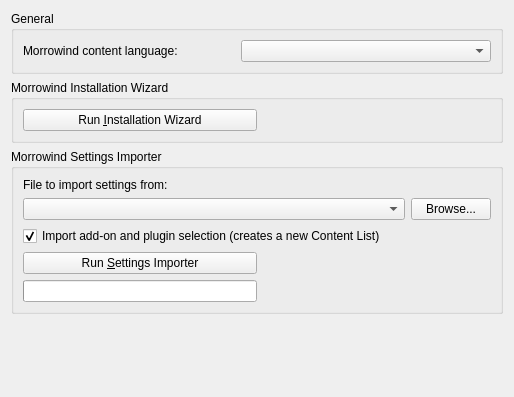
First picture: the form in files/ui/settingspage.ui, repository nikamigaming-create/nikami-openmw-lab, before the edit.
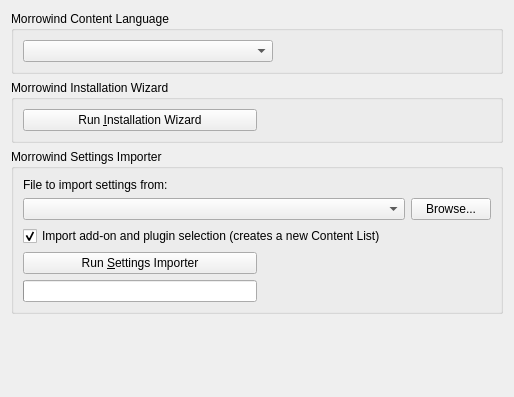
Second picture: the form after the edit.

Commit message: Move Morrowind Content Language label to section header

The edit to the form file:
```diff
--- a/files/ui/settingspage.ui
+++ b/files/ui/settingspage.ui
@@ -17,20 +17,10 @@
    <item>
     <widget class="QGroupBox" name="generalGroup">
      <property name="title">
-      <string>General</string>
+      <string>Morrowind Content Language</string>
      </property>
      <layout class="QGridLayout" name="gridLayout">
       <item row="0" column="0">
-       <widget class="QLabel" name="languageLabel">
-        <property name="toolTip">
-         <string>&lt;html&gt;&lt;head/&gt;&lt;body&gt;&lt;p&gt;The language of the original Morrowind installation files (used for the character encoding)&lt;/p&gt;&lt;/body&gt;&lt;/html&gt;</string>
-        </property>
-        <property name="text">
-         <string>Morrowind content language:</string>
-        </property>
-       </widget>
-      </item>
-      <item row="0" column="1">
        <widget class="QComboBox" name="languageComboBox">
         <property name="minimumSize">
          <size>
@@ -40,6 +30,19 @@
         </property>
        </widget>
       </item>
+      <item row="0" column="1">
+       <spacer name="horizontalSpacer">
+        <property name="orientation">
+         <enum>Qt::Horizontal</enum>
+        </property>
+        <property name="sizeHint" stdset="0">
+         <size>
+          <width>40</width>
+          <height>20</height>
+         </size>
+        </property>
+       </spacer>
+      </item>
      </layout>
     </widget>
    </item>
```
